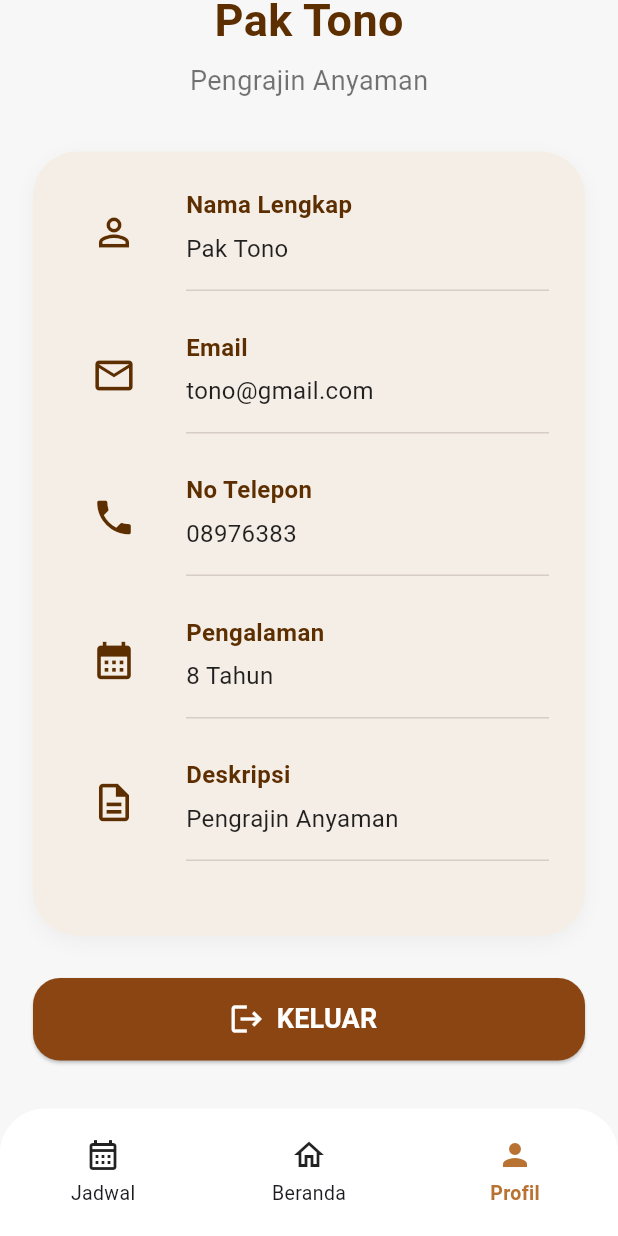
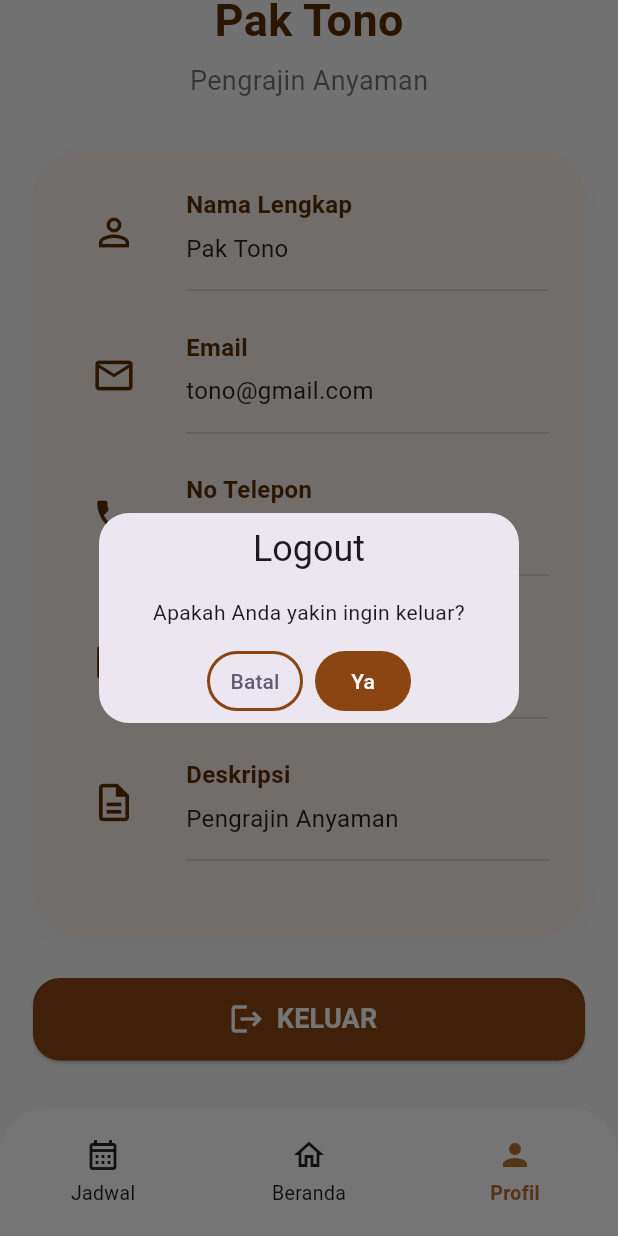
Before and after one commit to annisanurramadhani/Desa-Anyam, a Flutter app: the HomePengrajinView screen opened by its route, item 3 of the bottom bar chosen, scrolled down 290 dp, after a tap on "KELUAR", on a phone screen of 412 x 824 dp. Run offline on Flutter 3.47's test engine with Material 3 defaults, Android fonts, the phone set to English and light mode, and no system bars; our stand-ins replace font_awesome_flutter, get, image_picker, table_calendar.

Commit message:
update tampilan pengrajin

```diff
--- a/lib/app/modules/pengrajin/home_pengrajin/home_pengrajin_view.dart
+++ b/lib/app/modules/pengrajin/home_pengrajin/home_pengrajin_view.dart
@@ -348,7 +348,7 @@ class HomePengrajinView extends GetView<HomePengrajinController> {
                 children: [
                   Obx(
                     () => buildStatCard(
-                      icon: Icons.school,
+                      icon: Icons.groups,
                       title: 'Jumlah Murid',
                       value: controller.jumlahMurid.value.toString(),
                       subtitle: 'Murid Aktif',
@@ -359,7 +359,7 @@ class HomePengrajinView extends GetView<HomePengrajinController> {
 
                   Obx(
                     () => buildStatCard(
-                      icon: Icons.menu_book,
+                      icon: Icons.class_,
                       title: 'Jumlah Kelas',
                       value: controller.jumlahKelas.value.toString(),
                       subtitle: 'Kelas Aktif',
--- a/lib/app/modules/pengrajin/payment/payment_controller.dart
+++ b/lib/app/modules/pengrajin/payment/payment_controller.dart
@@ -16,7 +16,7 @@ class PaymentController extends GetxController {
     },
 
     {
-      "nama": "Budi Santoso",
+      "nama": "Budi",
       "tanggal": "20 Mei 2025",
       "metode": "Cash",
       "status": "Belum Bayar",
@@ -24,7 +24,7 @@ class PaymentController extends GetxController {
     },
 
     {
-      "nama": "Siti Nurhaliza",
+      "nama": "Siti",
       "tanggal": "21 Mei 2025",
       "metode": "Cash",
       "status": "Lunas",
--- a/lib/app/modules/pengrajin/payment/payment_view.dart
+++ b/lib/app/modules/pengrajin/payment/payment_view.dart
@@ -161,7 +161,7 @@ class PaymentView extends GetView<PaymentController> {
                               shape: BoxShape.circle,
                             ),
                             child: const Icon(
-                              Icons.payments,
+                              Icons.person,
                               color: Color(0xFF6B3408),
                               size: 34,
                             ),
@@ -220,12 +220,12 @@ class PaymentView extends GetView<PaymentController> {
                                 ),
 
                                 buildItem(
-                                  icon: Icons.payments_outlined,
+                                  icon: Icons.account_balance_wallet,
                                   text: pembayaran['metode'],
                                 ),
 
                                 buildItem(
-                                  icon: Icons.attach_money,
+                                  icon: Icons.payments_outlined,
                                   text: pembayaran['harga'],
                                 ),
 
--- a/lib/app/modules/pengrajin/profile/profile_akun_pengrajin_view.dart
+++ b/lib/app/modules/pengrajin/profile/profile_akun_pengrajin_view.dart
@@ -321,14 +321,35 @@ class ProfileAkunPengrajinView extends GetView<ProfileAkunPengrajinController> {
                 width: double.infinity,
                 height: 55,
                 child: ElevatedButton.icon(
-                  onPressed: () {},
+                  onPressed: () {
+                    Get.defaultDialog(
+                      title: 'Logout',
+
+                      middleText: 'Apakah Anda yakin ingin keluar?',
+
+                      textConfirm: 'Ya',
+
+                      textCancel: 'Batal',
+
+                      confirmTextColor: Colors.white,
+
+                      buttonColor: const Color(0xFF8B4513),
+
+                      onConfirm: () {
+                        Get.offAllNamed('/login');
+                      },
+                    );
+                  },
+
                   style: ElevatedButton.styleFrom(
                     backgroundColor: const Color(0xFF8B4513),
                     shape: RoundedRectangleBorder(
                       borderRadius: BorderRadius.circular(18),
                     ),
                   ),
+
                   icon: const Icon(Icons.logout, color: Colors.white, size: 24),
+
                   label: const Text(
                     'KELUAR',
                     style: TextStyle(
```
Also changed, not shown: pubspec.lock.
